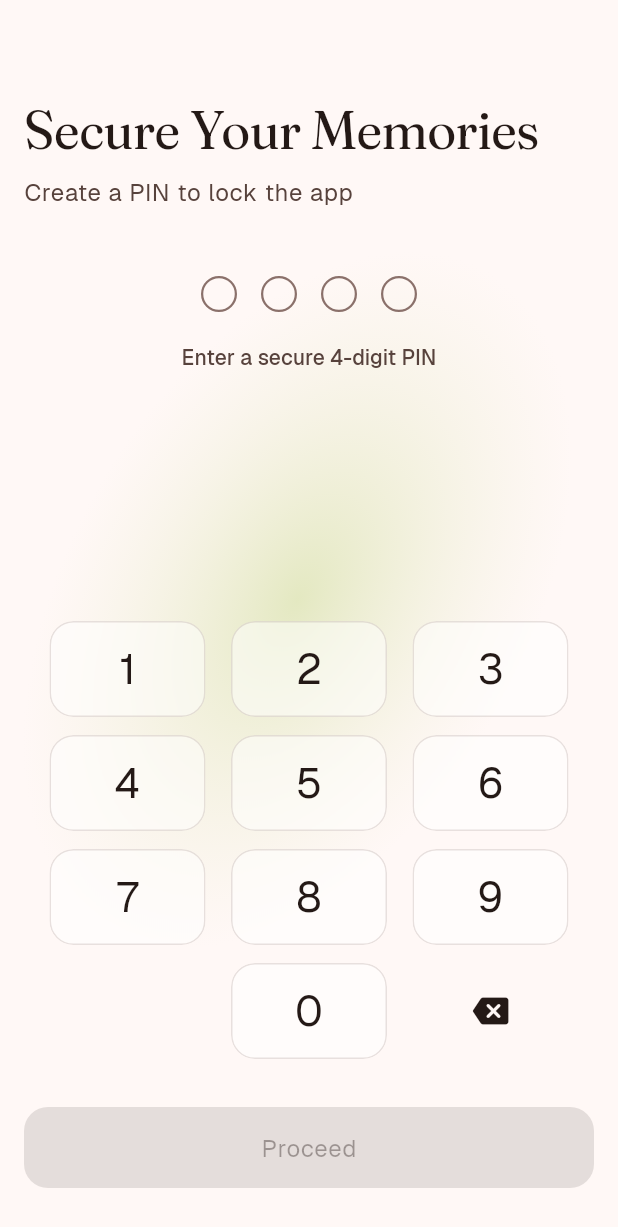
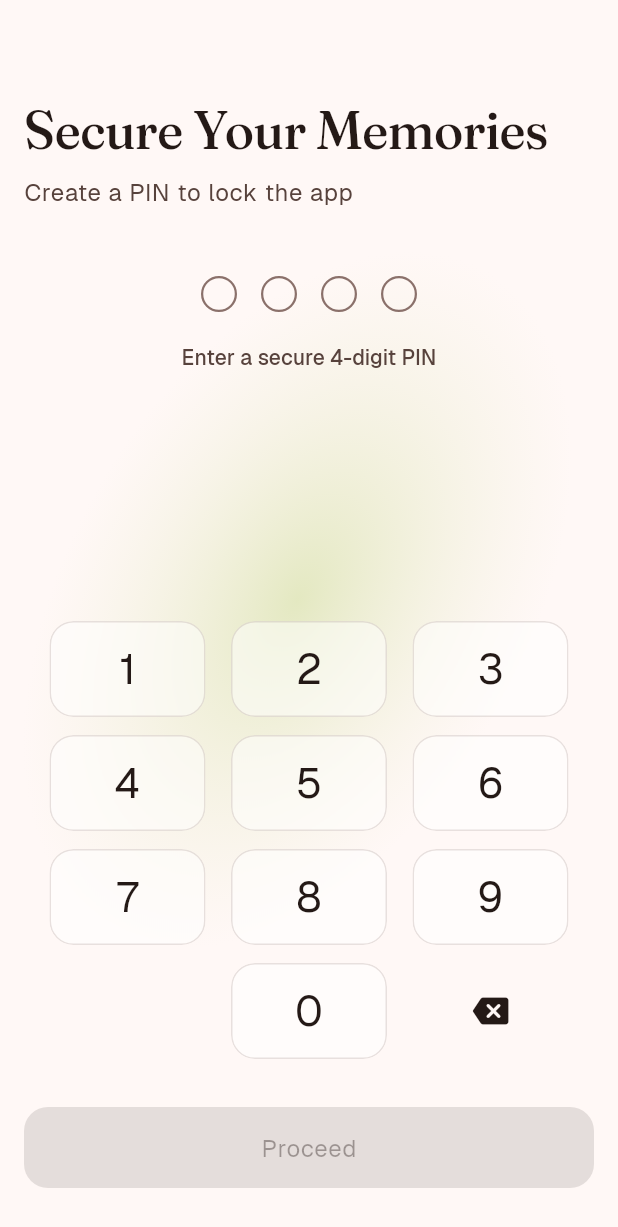
Before and after one commit to PathakPranshu/ChronoLoge, a Flutter app: the screen it shows once a user with an empty profile is signed in, on a phone screen of 412 x 824 dp. Shown: the top 1227 px of the screen. Run offline on Flutter 3.47's test engine with Material 3 defaults, Android fonts, the phone set to English and light mode, and no system bars; our stand-ins replace awesome_notifications, firebase_auth, firebase_core, flutter_riverpod, flutter_secure_storage, go_router and 4 more; missing offline and left inert: local_auth_android, local_auth_darwin; accounts and stored records are empty; generated files the repository leaves out were written again.

Commit message:
Added persistent font customization

```diff
--- a/lib/core/themes/theme.dart
+++ b/lib/core/themes/theme.dart
@@ -1,18 +1,15 @@
 import 'package:flutter/material.dart';
 import 'package:google_fonts/google_fonts.dart';
 
-// Theme for complete application: colors and typography
+import 'font_controller.dart';
 
-// Color Schemas for light and dark mode theme
-
+// Theme for the complete application: colors and typography.
 class CustomTheme {
-
-  // Light Mode color schemas
-
+  // Light mode color scheme.
   static ThemeData lightThemeData(BuildContext context) {
     return ThemeData(
-      textTheme: buildTextTheme(),
-      colorScheme: ColorScheme(
+      textTheme: buildTextTheme(AppFont.geist),
+      colorScheme: const ColorScheme(
         brightness: Brightness.light,
         primary: Color(0xffa2391a),
         surfaceTint: Color(0xffa53b1c),
@@ -63,12 +60,11 @@ class CustomTheme {
     );
   }
 
-  // Dark Mode Color schema
-
+  // Dark mode color scheme.
   static ThemeData darkThemeData(BuildContext context) {
     return ThemeData(
-      textTheme: buildTextTheme(),
-      colorScheme: ColorScheme(
+      textTheme: buildTextTheme(AppFont.geist),
+      colorScheme: const ColorScheme(
         brightness: Brightness.dark,
         primary: Color(0xffffb5a0),
         surfaceTint: Color(0xffffb5a0),
@@ -119,39 +115,45 @@ class CustomTheme {
     );
   }
 
-  // Text Theme
-  static TextTheme buildTextTheme() {
+  // Text theme.
+  static TextTheme buildTextTheme(AppFont appFont) {
+    final mainFont = switch (appFont) {
+      AppFont.geist => GoogleFonts.geist(),
+      AppFont.roboto => GoogleFonts.roboto(),
+      AppFont.lato => GoogleFonts.lato(),
+    };
+
     return TextTheme(
-      displayMedium: TextStyle(
-        fontFamily: "Fraunces",
-        fontWeight: FontWeight(450),
+      displayMedium: const TextStyle(
+        fontFamily: 'Fraunces',
+        fontWeight: FontWeight.w500,
         fontVariations: [
           FontVariation.opticalSize(80),
           FontVariation('SOFT', 24),
-          FontVariation("WONK", 0),
+          FontVariation('WONK', 0),
         ],
       ),
-      displaySmall: TextStyle(
-        fontFamily: "Fraunces",
-        fontWeight: FontWeight(450),
+      displaySmall: const TextStyle(
+        fontFamily: 'Fraunces',
+        fontWeight: FontWeight.w500,
         fontVariations: [
           FontVariation.opticalSize(76),
           FontVariation('SOFT', 30),
-          FontVariation("WONK", 0),
+          FontVariation('WONK', 0),
         ],
       ),
-      headlineLarge: GoogleFonts.geist(),
-      headlineMedium: GoogleFonts.geist(),
-      headlineSmall: GoogleFonts.geist(),
-      titleLarge: GoogleFonts.geist(),
-      titleMedium: GoogleFonts.geist(),
-      titleSmall: GoogleFonts.geist(fontWeight: FontWeight.w500),
-      labelLarge: GoogleFonts.geist(),
-      labelMedium: GoogleFonts.geist(),
-      labelSmall: GoogleFonts.geist(),
-      bodyLarge: GoogleFonts.geist(),
-      bodyMedium: GoogleFonts.geist(),
-      bodySmall: GoogleFonts.geist(),
+      headlineLarge: mainFont,
+      headlineMedium: mainFont,
+      headlineSmall: mainFont,
+      titleLarge: mainFont,
+      titleMedium: mainFont,
+      titleSmall: mainFont.copyWith(fontWeight: FontWeight.w500),
+      labelLarge: mainFont,
+      labelMedium: mainFont,
+      labelSmall: mainFont,
+      bodyLarge: mainFont,
+      bodyMedium: mainFont,
+      bodySmall: mainFont,
     );
   }
 }
--- a/lib/main.dart
+++ b/lib/main.dart
@@ -3,6 +3,7 @@ import 'package:flutter/material.dart';
 import 'package:flutter_riverpod/flutter_riverpod.dart';
 
 import 'core/themes/theme_controller.dart';
+import 'core/themes/font_controller.dart';
 import 'core/notifications/notification_service.dart';
 import 'core/notifications/notification_settings_controller.dart';
 import 'core/routing/router.dart';
@@ -26,12 +27,16 @@ class MainApp extends ConsumerWidget {
   Widget build(BuildContext context, WidgetRef ref) {
     final goRouter = ref.watch(goRouterProvider);
     final themeMode = ref.watch(themeModeProvider);
+    final appFont = ref.watch(appFontProvider);
 
+    // Load the saved daily reminder preference.
     ref.watch(dailyRemindersEnabledProvider);
 
     return MaterialApp.router(
-      theme: CustomTheme.lightThemeData(context),
-      darkTheme: CustomTheme.darkThemeData(context),
+      theme: CustomTheme.lightThemeData(context)
+          .copyWith(textTheme: CustomTheme.buildTextTheme(appFont)),
+      darkTheme: CustomTheme.darkThemeData(context)
+          .copyWith(textTheme: CustomTheme.buildTextTheme(appFont)),
       themeMode: themeMode,
       routerConfig: goRouter,
     );
```
Also changed, not shown: lib/core/themes/font_controller.dart (added, +86 -0 lines), lib/features/settings/ui/settings_screen.dart (+101 -2 lines).
